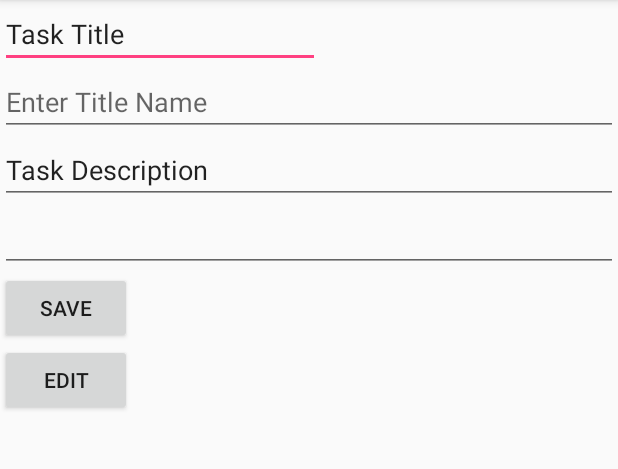
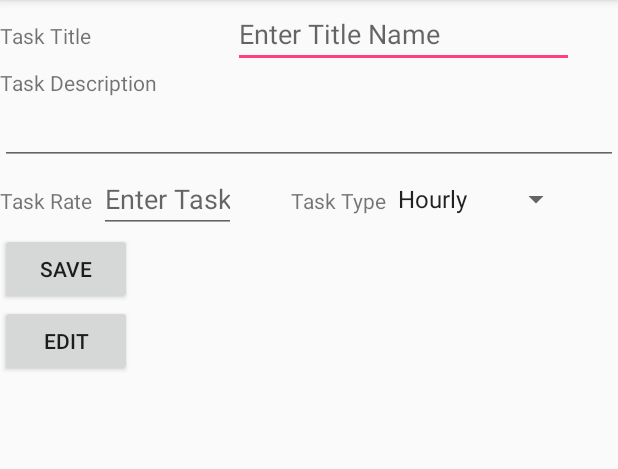
Before and after one commit to ryantancabel/JobTaskRApp, an Android app: the CreateTaskActivity screen opened directly, with no data from a screen before it, on a phone screen of 412 x 824 dp, the part 84-553 px from its top. Run offline under Robolectric (Android 15) with nearby library versions, the phone set to English and light mode, and no system bars; libraries missing offline, so code that uses them is left out: com.parse; 1 statement that could not run was skipped.

Commit message:
Create task activity add rate type and task rate.

```diff
--- a/app/src/main/java/ict376/murdoch/edu/au/jobtaskrapp/CreateTaskActivity.java
+++ b/app/src/main/java/ict376/murdoch/edu/au/jobtaskrapp/CreateTaskActivity.java
@@ -4,6 +4,7 @@ import android.content.Intent;
 import android.support.v7.app.AppCompatActivity;
 import android.os.Bundle;
 import android.view.View;
+import android.widget.Spinner;
 import android.widget.TextView;
 import com.parse.Parse;
 import com.parse.ParseException;
@@ -12,8 +13,12 @@ import com.parse.ParseUser;
 
 public class CreateTaskActivity extends AppCompatActivity {
 
-    private TextView taskTitle, description;
-    private String title, des;
+    private TextView taskTitle, description,taskRate;
+    private String title, des,rateDuration;
+    private int rate;
+    //for SpiRRnner
+    private Spinner taskType;
+
 
     @Override
     protected void onCreate(Bundle savedInstanceState) {
@@ -26,7 +31,18 @@ public class CreateTaskActivity extends AppCompatActivity {
 
         taskTitle=(TextView)findViewById(R.id.ed_TaskTitle);
         description=(TextView)findViewById(R.id.ed_Description);
+        taskRate = (TextView)findViewById(R.id.taskRate);
+        taskType = (Spinner)findViewById(R.id.taskType);
+        //add listener On Spinner
+        addListenerOnSpinnerItemSelection(taskType);
+
     }
+    public void addListenerOnSpinnerItemSelection(View view)
+    {
+        taskType = (Spinner) view.findViewById(R.id.taskType);
+        taskType.setOnItemSelectedListener(new CustomOnItemSelectedListener());
+    }
+
 
     public void SaveButton_OnClick(View view)
     {
@@ -34,10 +50,14 @@ public class CreateTaskActivity extends AppCompatActivity {
         if(taskTitle.getText() != null) {
             title = taskTitle.getText().toString();
             des =description.getText().toString();
+            rate = Integer.valueOf( taskRate.getText().toString());
+            rateDuration = taskType.getSelectedItem().toString();
         }
         ParseObject tasks = new ParseObject("Task");
         tasks.put("Title",title);
         tasks.put("Description",des);
+        tasks.put("TaskRate",rate);
+        tasks.put("RateDuration", rateDuration);
         tasks.saveInBackground();
 
     }
--- a/app/src/main/res/layout/activity_create_task.xml
+++ b/app/src/main/res/layout/activity_create_task.xml
@@ -10,9 +10,14 @@
         android:layout_height="match_parent"
         android:orientation="vertical">
 
-        <EditText
+        <LinearLayout
+            android:layout_width="wrap_content"
+            android:layout_height="wrap_content"
+            android:orientation="horizontal">
+
+            <TextView
                 android:id="@+id/txt_title"
-            android:layout_width="wrap_content"
+                android:layout_width="155dp"
                 android:layout_height="wrap_content"
                 android:ems="10"
                 android:inputType="none|textPersonName"
@@ -20,13 +25,14 @@
 
             <EditText
                 android:id="@+id/ed_TaskTitle"
-            android:layout_width="match_parent"
+                android:layout_width="227dp"
                 android:layout_height="wrap_content"
                 android:ems="10"
                 android:hint="Enter Title Name"
                 android:inputType="textPersonName" />
+        </LinearLayout>
 
-        <EditText
+        <TextView
             android:id="@+id/txt_Description"
             android:layout_width="match_parent"
             android:layout_height="wrap_content"
@@ -43,7 +49,43 @@
             android:inputType="textPersonName"
             android:singleLine="false"
             android:visibility="visible" />
+        <LinearLayout
+            android:layout_width="wrap_content"
+            android:layout_height="wrap_content"
+            android:orientation="horizontal">
 
+            <TextView
+                android:layout_width="66dp"
+                android:layout_height="29dp"
+                android:ems="10"
+                android:inputType="none|textPersonName"
+                android:text="@string/taskRate" />
+
+            <EditText
+                android:id="@+id/taskRate"
+                android:layout_width="91dp"
+                android:layout_height="wrap_content"
+                android:ems="10"
+                android:hint="Enter Task Rate"
+                android:inputType="textPersonName" />
+
+            <TextView
+                android:layout_width="100dp"
+                android:layout_height="30dp"
+                android:ems="10"
+                android:inputType="none|textPersonName"
+                android:text="@string/taskType"
+                android:textAlignment="textEnd" />
+
+            <Spinner
+                android:id="@+id/taskType"
+                android:layout_width="124dp"
+                android:layout_height="match_parent"
+                android:ems="10"
+                android:entries="@array/taskTypeArray"
+                android:inputType="textPersonName" />
+
+        </LinearLayout>
         <Button
             android:id="@+id/bt_save"
             android:layout_width="wrap_content"
```
Lines whose indentation alone changed are shown as unchanged.
